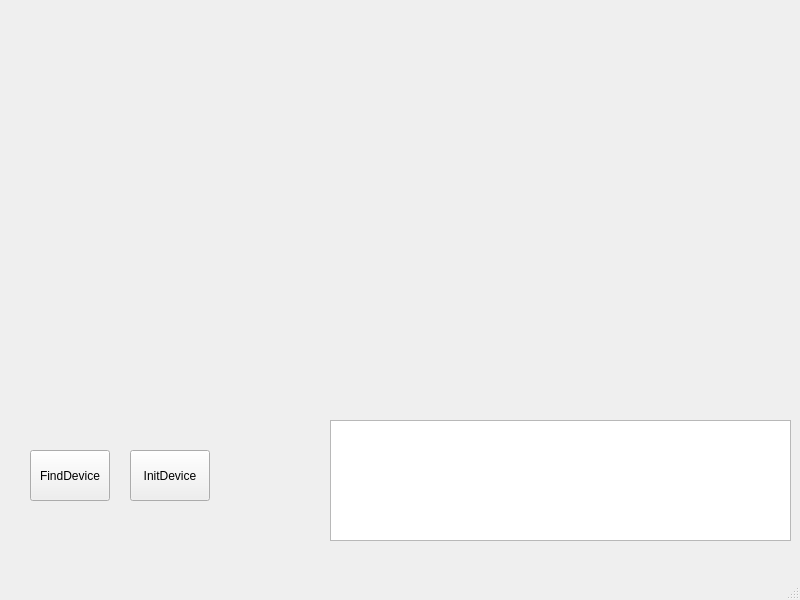
First picture: the form in mainwindow.ui, repository lnwin/InfraredSpectroscopyCollector, before the edit.
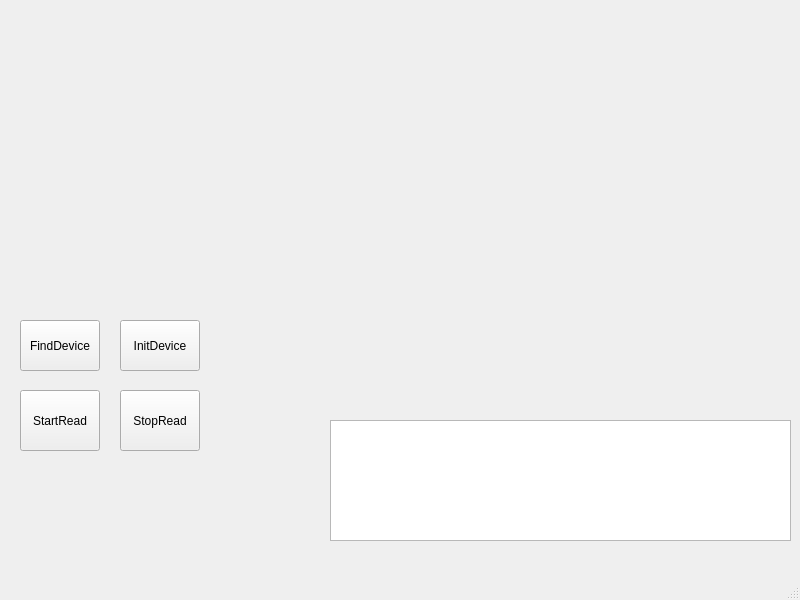
Second picture: the form after the edit.

```diff
--- a/mainwindow.ui
+++ b/mainwindow.ui
@@ -17,8 +17,8 @@
    <widget class="QPushButton" name="findDevice">
     <property name="geometry">
      <rect>
-      <x>30</x>
-      <y>450</y>
+      <x>20</x>
+      <y>320</y>
       <width>80</width>
       <height>51</height>
      </rect>
@@ -30,8 +30,8 @@
    <widget class="QPushButton" name="InitDevice">
     <property name="geometry">
      <rect>
-      <x>130</x>
-      <y>450</y>
+      <x>120</x>
+      <y>320</y>
       <width>80</width>
       <height>51</height>
      </rect>
@@ -50,6 +50,32 @@
      </rect>
     </property>
    </widget>
+   <widget class="QPushButton" name="startread">
+    <property name="geometry">
+     <rect>
+      <x>20</x>
+      <y>390</y>
+      <width>80</width>
+      <height>61</height>
+     </rect>
+    </property>
+    <property name="text">
+     <string>StartRead</string>
+    </property>
+   </widget>
+   <widget class="QPushButton" name="stopread">
+    <property name="geometry">
+     <rect>
+      <x>120</x>
+      <y>390</y>
+      <width>80</width>
+      <height>61</height>
+     </rect>
+    </property>
+    <property name="text">
+     <string>StopRead</string>
+    </property>
+   </widget>
   </widget>
   <widget class="QMenuBar" name="menubar">
    <property name="geometry">
```
